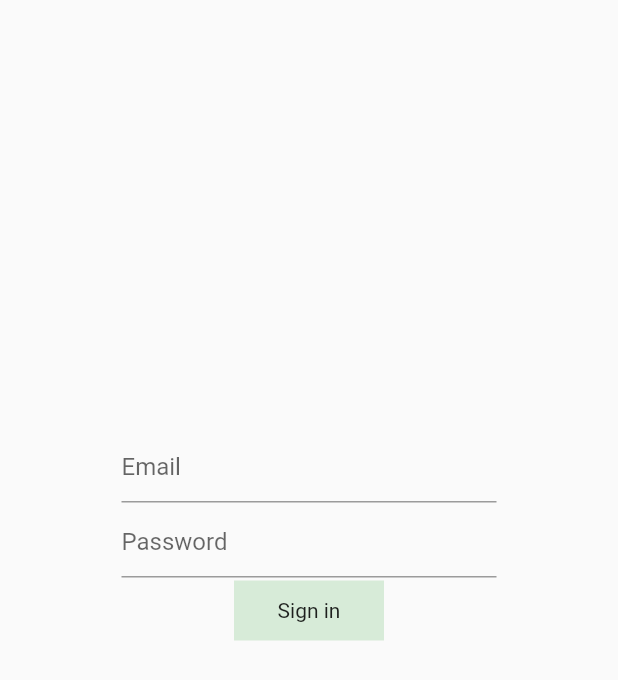
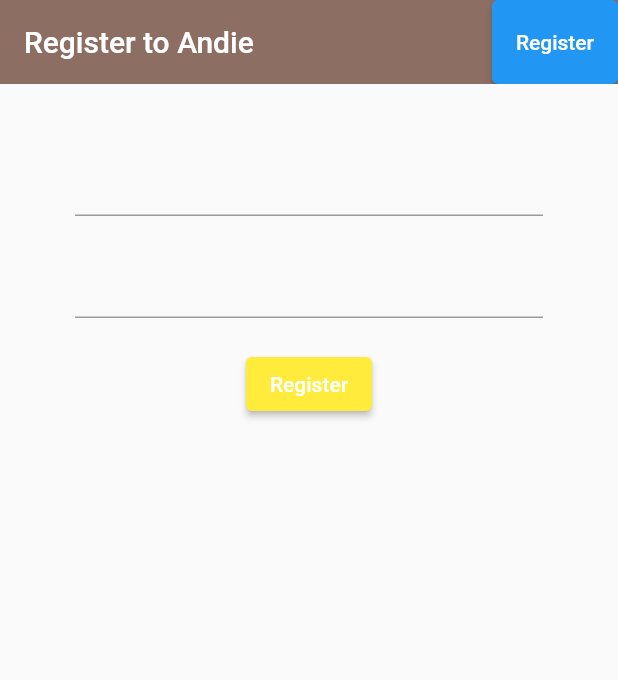
Before and after one commit to jaypeeed/prcjt-Andie, a Flutter app: the screen it shows after launch, on a phone screen of 412 x 824 dp. Shown: the top 680 px of the screen. Run offline on Flutter 3.47's test engine with Material 2 defaults, Android fonts, the phone set to English and light mode, and no system bars; our stand-ins replace firebase_auth, firebase_core; accounts and stored records are empty; statements that could not run were skipped.

Commit message:
SignIn_SignUp(AppBar_Buttons_not_Working)

```diff
--- a/lib/auth_service.dart
+++ /dev/null
@@ -1,35 +0,0 @@
-import 'package:firebase_auth/firebase_auth.dart';
-import 'package:flutter/material.dart';
-import 'package:prjct_andie/home_screen.dart';
-import 'package:prjct_andie/login_screen.dart';
-
-class AuthService {
-  //Handle Authentication
-  handleAuth() {
-    return StreamBuilder(
-        stream: FirebaseAuth.instance.authStateChanges(),
-        builder: (context, snapshot) {
-          if (snapshot.hasData) {
-            return const HomePage();
-          } else {
-            return const LoginPage();
-          }
-        });
-  }
-
-  //Sign Out
-  signOut() {
-    FirebaseAuth.instance.signOut();
-  }
-
-  //Sign in
-  signIn(email, password) {
-    FirebaseAuth.instance
-        .signInWithEmailAndPassword(email: email, password: password)
-        .then((user) {
-      print('Signed in');
-    }).catchError((e) {
-      print(e);
-    });
-  }
-}
--- a/lib/login_screen.dart
+++ /dev/null
@@ -1,102 +0,0 @@
-import 'package:flutter/material.dart';
-import 'package:prjct_andie/auth_service.dart';
-
-class LoginPage extends StatefulWidget {
-  const LoginPage({Key? key}) : super(key: key);
-
-  @override
-  State<LoginPage> createState() => _LoginPageState();
-}
-
-class _LoginPageState extends State<LoginPage> {
-  late String email, password;
-
-  final formKey = GlobalKey<FormState>();
-
-  checkFields() {
-    final form = formKey.currentState;
-    if (form!.validate()) {
-      return true;
-    } else {
-      return false;
-    }
-  }
-
-  String? validateEmail(String value) {
-    RegExp regex = RegExp(
-        r'^(([^<>()[\]\\.,;:\s@\"]+(\.[^<>()[\]\\.,;:\s@\"]+)*)|(\".+\"))@((\[[0-9]{1,3}\.[0-9]{1,3}\.[0-9]{1,3}\.[0-9]{1,3}\])|(([a-zA-Z\-0-9]+\.)+[a-zA-Z]{2,}))$');
-    if (!regex.hasMatch(value)) {
-      return 'Enter Valid Email';
-    } else {
-      return null;
-    }
-  }
-
-  @override
-  Widget build(BuildContext context) {
-    return Scaffold(
-      body: Center(
-          child: SizedBox(
-        height: 250.0,
-        width: 300.0,
-        child: Column(
-          children: <Widget>[
-            Form(
-                key: formKey,
-                child: Column(
-                  mainAxisAlignment: MainAxisAlignment.center,
-                  children: <Widget>[
-                    Padding(
-                      padding: const EdgeInsets.only(left: 25.0, right: 25.0),
-                      child: SizedBox(
-                        height: 50.0,
-                        child: TextFormField(
-                          decoration: const InputDecoration(hintText: 'Email'),
-                          validator: (value) => value!.isEmpty
-                              ? 'Email is required'
-                              : validateEmail(value.trim()),
-                          onChanged: (value) {
-                            email = value;
-                          },
-                        ),
-                      ),
-                    ),
-                    Padding(
-                      padding: const EdgeInsets.only(left: 25.0, right: 25.0),
-                      child: SizedBox(
-                        height: 50.0,
-                        child: TextFormField(
-                          obscureText: true,
-                          decoration:
-                              const InputDecoration(hintText: 'Password'),
-                          validator: (value) => value!.isEmpty
-                              ? 'Password is required/Wrong password'
-                              : null,
-                          onChanged: (value) {
-                            password = value;
-                          },
-                        ),
-                      ),
-                    ),
-                    InkWell(
-                        onTap: () {
-                          if (checkFields()) {
-                            AuthService().signIn(email, password);
-                          }
-                        },
-                        child: Container(
-                          height: 40.0,
-                          width: 100.0,
-                          decoration: BoxDecoration(
-                            color: Colors.green.withOpacity(0.2),
-                          ),
-                          child: const Center(child: Text('Sign in')),
-                        ))
-                  ],
-                ))
-          ],
-        ),
-      )),
-    );
-  }
-}
--- a/lib/main.dart
+++ b/lib/main.dart
@@ -1,7 +1,11 @@
+import 'package:firebase_auth/firebase_auth.dart';
 import 'package:firebase_core/firebase_core.dart';
 import 'package:flutter/material.dart';
-import 'package:prjct_andie/auth_service.dart';
+import 'package:prjct_andie/models/user.dart';
+import 'package:prjct_andie/screens/wrapper.dart';
+import 'package:prjct_andie/services/auth.dart';
 import 'firebase_options.dart';
+import 'package:provider/provider.dart';
 
 void main() async {
   WidgetsFlutterBinding.ensureInitialized();
@@ -12,9 +16,12 @@ void main() async {
 class MyApp extends StatelessWidget {
   @override
   Widget build(BuildContext context) {
-    return MaterialApp(
-      debugShowCheckedModeBanner: false,
-      home: AuthService().handleAuth(),
+    return StreamProvider<MyUser?>.value(
+      value: AuthService().user,
+      initialData: null,
+      child: MaterialApp(
+        home: Wrapper(),
+      ),
     );
   }
 }
--- /dev/null
+++ b/lib/models/user.dart
@@ -0,0 +1,5 @@
+class MyUser {
+  final String? uid;
+
+  MyUser({this.uid});
+}
--- /dev/null
+++ b/lib/screens/authenticate.dart/authentication.dart
@@ -0,0 +1,26 @@
+import 'package:flutter/material.dart';
+import 'package:prjct_andie/screens/authenticate.dart/register.dart';
+import 'package:prjct_andie/screens/authenticate.dart/sign_in.dart';
+
+class Authenticate extends StatefulWidget {
+  const Authenticate({Key? key}) : super(key: key);
+
+  @override
+  State<Authenticate> createState() => _AuthenticateState();
+}
+
+class _AuthenticateState extends State<Authenticate> {
+  bool showSignIn = false;
+  void toggleView() {
+    setState(() => showSignIn = !showSignIn);
+  }
+
+  @override
+  Widget build(BuildContext context) {
+    if (showSignIn) {
+      return SignIn(toggleView: toggleView);
+    } else {
+      return Register(toggleView: toggleView);
+    }
+  }
+}
--- /dev/null
+++ b/lib/screens/authenticate.dart/register.dart
@@ -0,0 +1,86 @@
+import 'package:flutter/material.dart';
+import 'package:prjct_andie/services/auth.dart';
+
+class Register extends StatefulWidget {
+  final Function? toggleView;
+
+  Register({this.toggleView});
+
+  @override
+  State<Register> createState() => _RegisterState();
+}
+
+class _RegisterState extends State<Register> {
+  final AuthService _auth = AuthService();
+  final _formkey = GlobalKey<FormState>();
+
+  //text field state
+  String email = '';
+  String password = '';
+  String error = '';
+
+  @override
+  Widget build(BuildContext context) {
+    return Scaffold(
+      appBar: AppBar(
+        backgroundColor: Colors.brown[400],
+        elevation: 0.0,
+        title: Text('Register to Andie'),
+        actions: <Widget>[
+          ElevatedButton(
+            child: Text('Register'),
+            onPressed: () {
+              widget.toggleView;
+            },
+          )
+        ],
+      ),
+      body: Container(
+        padding: EdgeInsets.symmetric(vertical: 20.0, horizontal: 50.0),
+        child: Form(
+          key: _formkey,
+          child: Column(
+            children: <Widget>[
+              SizedBox(height: 20.0),
+              TextFormField(
+                  validator: (val) => val!.isEmpty ? 'Enter your email' : null,
+                  onChanged: (val) {
+                    setState(() => email = val);
+                  }),
+              SizedBox(height: 20.0),
+              TextFormField(
+                  validator: (val) => val!.length < 6
+                      ? 'Enter your password with 6 chars long'
+                      : null,
+                  obscureText: true,
+                  onChanged: (val) {
+                    setState(() => password = val);
+                  }),
+              SizedBox(height: 20.0),
+              ElevatedButton(
+                  style: ElevatedButton.styleFrom(primary: Colors.yellow),
+                  child: const Text(
+                    'Register',
+                    style: TextStyle(color: Colors.white),
+                  ),
+                  onPressed: () async {
+                    if (_formkey.currentState!.validate()) {
+                      dynamic result = await _auth.registerWithEmailAndPassword(
+                          email, password);
+                      if (result == null) {
+                        setState(() => error = 'Please supply a valid email');
+                      }
+                    }
+                  }),
+              SizedBox(height: 12.0),
+              Text(
+                error,
+                style: TextStyle(color: Colors.red, fontSize: 14.0),
+              )
+            ],
+          ),
+        ),
+      ),
+    );
+  }
+}
--- /dev/null
+++ b/lib/screens/wrapper.dart
@@ -0,0 +1,18 @@
+import 'package:flutter/material.dart';
+import 'package:prjct_andie/models/user.dart';
+import 'package:prjct_andie/screens/authenticate.dart/authentication.dart';
+import 'package:prjct_andie/screens/home/home.dart';
+import 'package:provider/provider.dart';
+
+class Wrapper extends StatelessWidget {
+  @override
+  Widget build(BuildContext context) {
+    final user = Provider.of<MyUser?>(context);
+
+    if (user == null) {
+      return Authenticate();
+    } else {
+      return Home();
+    }
+  }
+}
--- a/pubspec.yaml
+++ b/pubspec.yaml
@@ -37,6 +37,8 @@ dependencies:
   firebase_core: ^1.16.0
   firebase_auth: ^3.3.17
   firebase_auth_web: ^3.3.14
+  cloud_firestore: ^3.1.14
+  provider: ^6.0.2
 
 dev_dependencies:
   flutter_test:
```
Also changed, not shown: lib/home_screen.dart (deleted, +0 -33 lines), lib/screens/authenticate.dart/sign_in.dart (added, +88 -0 lines), lib/screens/home/home.dart (added, +26 -0 lines), lib/services/auth.dart (added, +55 -0 lines), pubspec.lock, 2 other files.
